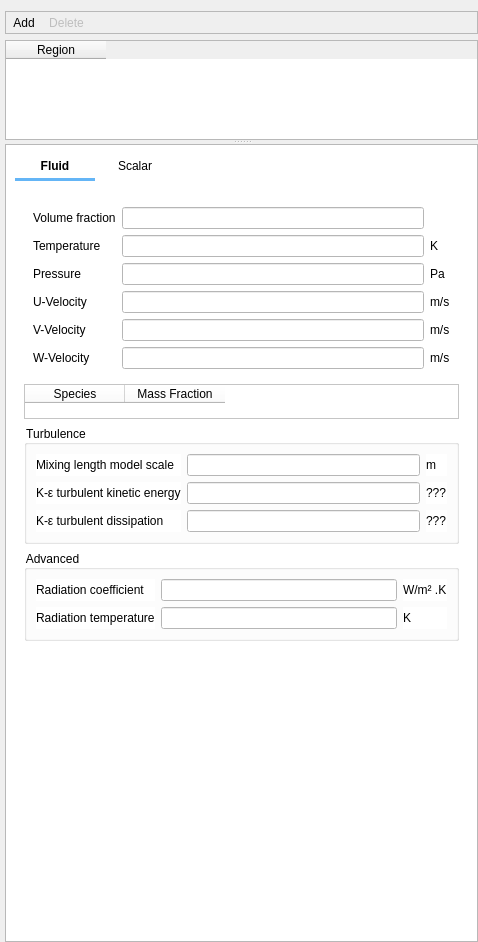
This is gui/uifiles/initial_conditions.ui in truongd8593/mfix as Qt 5 draws it before an edit. The edited form follows.
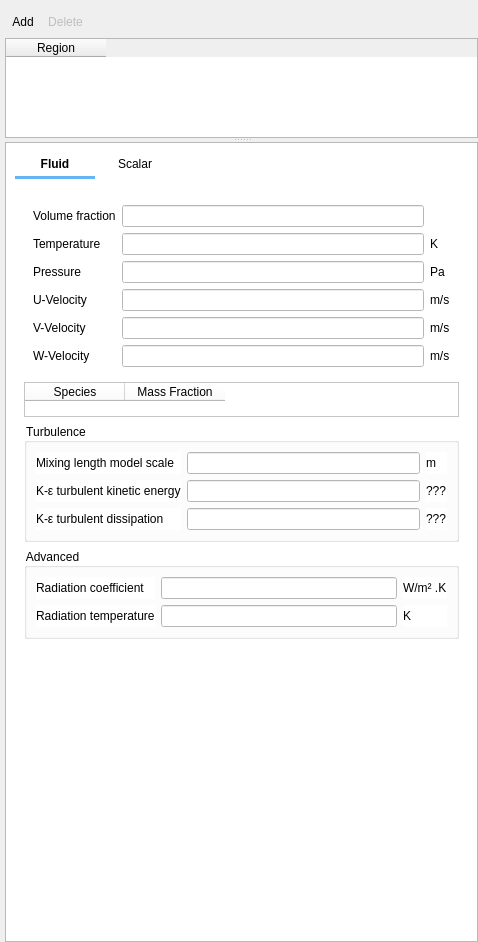
This is the edited form. Custom widgets are drawn as their Qt base class.

Commit message: change WindowTitle from "Form" to "Initial Conditions", set Frame style to Plain/No shadow

The edit to the form file:
```diff
--- a/gui/uifiles/initial_conditions.ui
+++ b/gui/uifiles/initial_conditions.ui
@@ -26,10 +26,10 @@
    <item>
     <widget class="QFrame" name="frame_add_delete">
      <property name="frameShape">
-      <enum>QFrame::StyledPanel</enum>
+      <enum>QFrame::NoFrame</enum>
      </property>
      <property name="frameShadow">
-      <enum>QFrame::Raised</enum>
+      <enum>QFrame::Plain</enum>
      </property>
      <layout class="QHBoxLayout" name="horizontalLayout_7">
       <property name="spacing">
@@ -151,7 +151,7 @@
          <x>0</x>
          <y>0</y>
          <width>469</width>
-         <height>790</height>
+         <height>794</height>
         </rect>
        </property>
        <layout class="QGridLayout" name="gridLayout_4">
```
Left out of the diff: 6 changed lines with no effect on the pictures.
